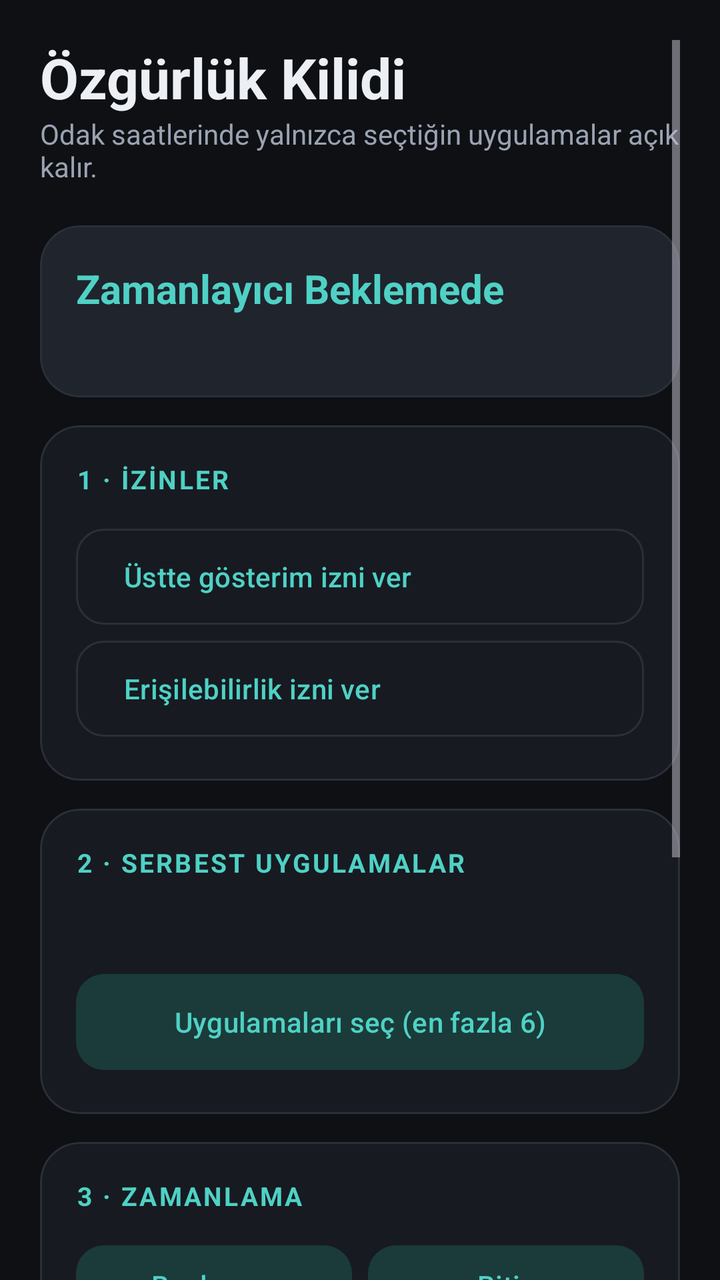
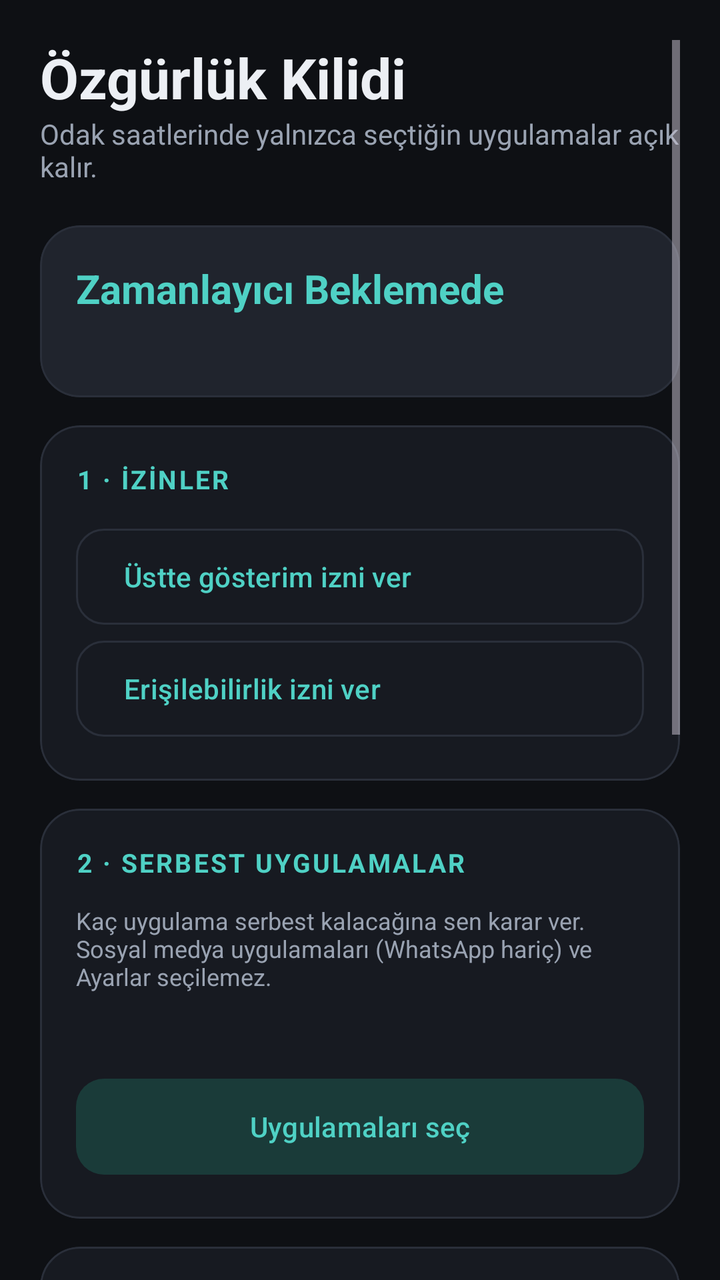

Two renders of the same Android screen: before a commit and after it. Below are the layout's source before the change and the commit's diff.
<!-- AndroidManifest.xml: application theme Theme.OzgurlukKilidi -->
<!-- res/layout/activity_main.xml -->
<?xml version="1.0" encoding="utf-8"?>
<FrameLayout xmlns:android="http://schemas.android.com/apk/res/android"
    xmlns:app="http://schemas.android.com/apk/res-auto"
    android:id="@+id/rootLayout"
    android:layout_width="match_parent"
    android:layout_height="match_parent"
    android:background="@color/bg">

    
    <ScrollView
        android:id="@+id/layoutSettings"
        android:layout_width="match_parent"
        android:layout_height="match_parent"
        android:clipToPadding="false"
        android:fillViewport="true"
        android:paddingHorizontal="20dp"
        android:paddingTop="20dp"
        android:paddingBottom="28dp">

        <LinearLayout
            android:layout_width="match_parent"
            android:layout_height="wrap_content"
            android:orientation="vertical">

            
            <TextView
                android:layout_width="wrap_content"
                android:layout_height="wrap_content"
                android:text="@string/app_name"
                android:textColor="@color/text_primary"
                android:textSize="28sp"
                android:textStyle="bold" />

            <TextView
                android:layout_width="wrap_content"
                android:layout_height="wrap_content"
                android:layout_marginBottom="20dp"
                android:text="Odak saatlerinde yalnızca seçtiğin uygulamalar açık kalır."
                android:textColor="@color/text_secondary"
                android:textSize="14sp" />

            
            <com.google.android.material.card.MaterialCardView
                android:id="@+id/cardStatus"
                style="@style/SettingsCard"
                app:cardBackgroundColor="@color/surface_high">

                <LinearLayout
                    android:layout_width="match_parent"
                    android:layout_height="wrap_content"
                    android:orientation="vertical">

                    <TextView
                        android:id="@+id/tvStatus"
                        android:layout_width="wrap_content"
                        android:layout_height="wrap_content"
                        android:text="Zamanlayıcı Beklemede"
                        android:textColor="@color/accent"
                        android:textSize="20sp"
                        android:textStyle="bold" />

                    <TextView
                        android:id="@+id/tvStatusDetail"
                        android:layout_width="wrap_content"
                        android:layout_height="wrap_content"
                        android:layout_marginTop="4dp"
                        android:textColor="@color/text_secondary"
                        android:textSize="14sp" />
                </LinearLayout>
            </com.google.android.material.card.MaterialCardView>

            
            <com.google.android.material.card.MaterialCardView style="@style/SettingsCard">

                <LinearLayout
                    android:layout_width="match_parent"
                    android:layout_height="wrap_content"
                    android:orientation="vertical">

                    <TextView
                        style="@style/SectionTitle"
                        android:text="1 · İZİNLER" />

                    <com.google.android.material.button.MaterialButton
                        android:id="@+id/btnOverlayPermission"
                        style="@style/Widget.Material3.Button.OutlinedButton"
                        android:layout_width="match_parent"
                        android:layout_height="56dp"
                        android:gravity="start|center_vertical"
                        android:text="Üstte gösterim izni ver"
                        android:textAllCaps="false"
                        app:cornerRadius="14dp" />

                    <com.google.android.material.button.MaterialButton
                        android:id="@+id/btnAccessibilityPermission"
                        style="@style/Widget.Material3.Button.OutlinedButton"
                        android:layout_width="match_parent"
                        android:layout_height="56dp"
                        android:gravity="start|center_vertical"
                        android:text="Erişilebilirlik izni ver"
                        android:textAllCaps="false"
                        app:cornerRadius="14dp" />
                </LinearLayout>
            </com.google.android.material.card.MaterialCardView>

            
            <com.google.android.material.card.MaterialCardView style="@style/SettingsCard">

                <LinearLayout
                    android:layout_width="match_parent"
                    android:layout_height="wrap_content"
                    android:orientation="vertical">

                    <TextView
                        style="@style/SectionTitle"
                        android:text="2 · SERBEST UYGULAMALAR" />

                    <TextView
                        android:id="@+id/tvSelectedApps"
                        android:layout_width="match_parent"
                        android:layout_height="wrap_content"
                        android:layout_marginBottom="12dp"
                        android:textColor="@color/text_primary"
                        android:textSize="14sp" />

                    <com.google.android.material.button.MaterialButton
                        android:id="@+id/btnSelectApps"
                        style="@style/Widget.Material3.Button.TonalButton"
                        android:layout_width="match_parent"
                        android:layout_height="56dp"
                        android:text="Uygulamaları seç (en fazla 6)"
                        android:textAllCaps="false"
                        app:cornerRadius="14dp" />
                </LinearLayout>
            </com.google.android.material.card.MaterialCardView>

            
            <com.google.android.material.card.MaterialCardView style="@style/SettingsCard">

                <LinearLayout
                    android:layout_width="match_parent"
                    android:layout_height="wrap_content"
                    android:orientation="vertical">

                    <TextView
                        style="@style/SectionTitle"
                        android:text="3 · ZAMANLAMA" />

                    <LinearLayout
                        android:layout_width="match_parent"
                        android:layout_height="wrap_content"
                        android:layout_marginBottom="12dp"
                        android:orientation="horizontal">

                        <com.google.android.material.button.MaterialButton
                            android:id="@+id/btnStartTime"
                            style="@style/Widget.Material3.Button.TonalButton"
                            android:layout_width="0dp"
                            android:layout_height="64dp"
                            android:layout_marginEnd="8dp"
                            android:layout_weight="1"
                            android:text="Başlangıç\n--:--"
                            android:textAllCaps="false"
                            app:cornerRadius="14dp" />

                        <com.google.android.material.button.MaterialButton
                            android:id="@+id/btnEndTime"
                            style="@style/Widget.Material3.Button.TonalButton"
                            android:layout_width="0dp"
                            android:layout_height="64dp"
                            android:layout_weight="1"
                            android:text="Bitiş\n--:--"
                            android:textAllCaps="false"
                            app:cornerRadius="14dp" />
                    </LinearLayout>

                    <LinearLayout
                        android:layout_width="match_parent"
                        android:layout_height="wrap_content"
                        android:orientation="horizontal">

                        <ToggleButton
                            android:id="@+id/btnMon"
                            style="@style/DayToggle"
                            android:textOff="Pzt"
                            android:textOn="Pzt" />

                        <ToggleButton
                            android:id="@+id/btnTue"
                            style="@style/DayToggle"
                            android:textOff="Sal"
                            android:textOn="Sal" />

                        <ToggleButton
                            android:id="@+id/btnWed"
                            style="@style/DayToggle"
                            android:textOff="Çar"
                            android:textOn="Çar" />

                        <ToggleButton
                            android:id="@+id/btnThu"
                            style="@style/DayToggle"
                            android:textOff="Per"
                            android:textOn="Per" />

                        <ToggleButton
                            android:id="@+id/btnFri"
                            style="@style/DayToggle"
                            android:textOff="Cum"
                            android:textOn="Cum" />

                        <ToggleButton
                            android:id="@+id/btnSat"
                            style="@style/DayToggle"
                            android:textOff="Cmt"
                            android:textOn="Cmt" />

                        <ToggleButton
                            android:id="@+id/btnSun"
                            style="@style/DayToggle"
                            android:textOff="Paz"
                            android:textOn="Paz" />
                    </LinearLayout>

                    <TextView
                        android:layout_width="wrap_content"
                        android:layout_height="wrap_content"
                        android:layout_marginTop="8dp"
                        android:text="Hiçbir gün seçilmezse kilit her gün çalışır."
                        android:textColor="@color/text_secondary"
                        android:textSize="12sp" />
                </LinearLayout>
            </com.google.android.material.card.MaterialCardView>

            <com.google.android.material.button.MaterialButton
                android:id="@+id/btnLock"
                style="@style/Widget.Material3.Button"
                android:layout_width="match_parent"
                android:layout_height="64dp"
                android:layout_marginTop="6dp"
                android:text="ZAMANLAYICIYI AKTİF ET"
                android:textSize="16sp"
                android:textStyle="bold"
                app:cornerRadius="18dp" />

            <com.google.android.material.button.MaterialButton
                android:id="@+id/btnChangePassword"
                style="@style/Widget.Material3.Button.TextButton"
                android:layout_width="wrap_content"
                android:layout_height="wrap_content"
                android:layout_gravity="center_horizontal"
                android:layout_marginTop="8dp"
                android:text="Kilit şifresini belirle"
                android:textAllCaps="false"
                android:textColor="@color/text_secondary" />
        </LinearLayout>
    </ScrollView>

    
    <ScrollView
        android:id="@+id/layoutLockContainer"
        android:layout_width="match_parent"
        android:layout_height="match_parent"
        android:clipToPadding="false"
        android:fillViewport="true"
        android:paddingHorizontal="20dp"
        android:paddingTop="24dp"
        android:paddingBottom="24dp"
        android:visibility="gone">

        <LinearLayout
            android:layout_width="match_parent"
            android:layout_height="wrap_content"
            android:gravity="center_horizontal"
            android:orientation="vertical">

            <TextView
                android:id="@+id/tvCountdownLabel"
                android:layout_width="wrap_content"
                android:layout_height="wrap_content"
                android:letterSpacing="0.08"
                android:text="ODAK MODU"
                android:textColor="@color/accent"
                android:textSize="13sp"
                android:textStyle="bold" />

            
            <LinearLayout
                android:layout_width="match_parent"
                android:layout_height="wrap_content"
                android:layout_marginTop="12dp"
                android:layout_marginBottom="16dp"
                android:background="@drawable/bg_countdown"
                android:gravity="center_horizontal"
                android:orientation="vertical"
                android:paddingHorizontal="24dp"
                android:paddingTop="22dp"
                android:paddingBottom="20dp">

                <TextView
                    android:id="@+id/tvCountdown"
                    android:layout_width="wrap_content"
                    android:layout_height="wrap_content"
                    android:fontFamily="monospace"
                    android:text="00:00:00"
                    android:textColor="@color/text_primary"
                    android:textSize="48sp"
                    android:textStyle="bold" />

                <com.google.android.material.progressindicator.LinearProgressIndicator
                    android:id="@+id/progressLock"
                    android:layout_width="match_parent"
                    android:layout_height="wrap_content"
                    android:layout_marginTop="14dp"
                    android:max="1000"
                    app:indicatorColor="@color/accent"
                    app:trackColor="@color/stroke"
                    app:trackCornerRadius="4dp"
                    app:trackThickness="6dp" />

                <TextView
                    android:id="@+id/tvLockEnds"
                    android:layout_width="wrap_content"
                    android:layout_height="wrap_content"
                    android:layout_marginTop="10dp"
                    android:textColor="@color/text_secondary"
                    android:textSize="13sp" />
            </LinearLayout>

            
            <TextView
                android:id="@+id/tvQuote"
                android:layout_width="match_parent"
                android:layout_height="wrap_content"
                android:layout_marginBottom="24dp"
                android:background="@drawable/bg_quote"
                android:clickable="true"
                android:focusable="true"
                android:gravity="center"
                android:lineSpacingExtra="4dp"
                android:padding="20dp"
                android:textColor="@color/text_primary"
                android:textSize="16sp"
                android:textStyle="italic" />

            <TextView
                android:layout_width="match_parent"
                android:layout_height="wrap_content"
                android:layout_marginBottom="12dp"
                android:letterSpacing="0.08"
                android:text="SERBEST UYGULAMALAR"
                android:textColor="@color/text_secondary"
                android:textSize="12sp"
                android:textStyle="bold" />

            
            <GridView
                android:id="@+id/gvAllowedApps"
                android:layout_width="match_parent"
                android:layout_height="230dp"
                android:layout_marginBottom="16dp"
                android:horizontalSpacing="12dp"
                android:listSelector="@android:color/transparent"
                android:numColumns="3"
                android:overScrollMode="never"
                android:stretchMode="columnWidth"
                android:verticalSpacing="12dp" />

            <TextView
                android:id="@+id/tvNoApps"
                android:layout_width="match_parent"
                android:layout_height="wrap_content"
                android:layout_marginBottom="16dp"
                android:gravity="center"
                android:text="Serbest uygulama seçilmedi. Şimdilik sadece odaklan!"
                android:textColor="@color/text_secondary"
                android:textSize="14sp"
                android:visibility="gone" />

            <com.google.android.material.button.MaterialButton
                android:id="@+id/btnUnlock"
                style="@style/Widget.Material3.Button.TextButton"
                android:layout_width="wrap_content"
                android:layout_height="wrap_content"
                android:text="Zamanlayıcıyı durdur"
                android:textAllCaps="false"
                android:textColor="@color/text_secondary"
                android:textSize="13sp" />
        </LinearLayout>
    </ScrollView>

</FrameLayout>
<!-- resources referenced by this layout -->
<resources>
  <color name="accent">#4FD1C5</color>
  <color name="bg">#0E1014</color>
  <color name="stroke">#2A2F3A</color>
  <color name="surface_high">#20242D</color>
  <color name="text_primary">#ECEFF4</color>
  <color name="text_secondary">#9AA3B2</color>
  <!-- drawable bg_countdown (drawable) -->
  <?xml version="1.0" encoding="utf-8"?>
  <shape xmlns:android="http://schemas.android.com/apk/res/android" android:shape="rectangle">
      <gradient
          android:angle="270"
          android:endColor="@color/surface"
          android:startColor="@color/surface_high" />
      <stroke android:width="1dp" android:color="@color/stroke" />
      <corners android:radius="24dp" />
  </shape>
  <!-- drawable bg_quote (drawable) -->
  <?xml version="1.0" encoding="utf-8"?>
  <ripple xmlns:android="http://schemas.android.com/apk/res/android"
      android:color="#334FD1C5">
      <item>
          <shape android:shape="rectangle">
              <solid android:color="@color/accent_soft" />
              <corners android:radius="20dp" />
          </shape>
      </item>
  </ripple>
  <string name="app_name">Özgürlük Kilidi</string>
  <style name="DayToggle">
          <item name="android:layout_width">0dp</item>
          <item name="android:layout_height">44dp</item>
          <item name="android:layout_weight">1</item>
          <item name="android:layout_margin">3dp</item>
          <item name="android:minWidth">0dp</item>
          <item name="android:minHeight">0dp</item>
          <item name="android:padding">0dp</item>
          <item name="android:background">@drawable/bg_day_toggle</item>
          <item name="android:textColor">@color/day_toggle_text</item>
          <item name="android:textSize">12sp</item>
          <item name="android:textStyle">bold</item>
          <item name="android:textAllCaps">false</item>
          <item name="android:stateListAnimator">@null</item>
      </style>
  <style name="SectionTitle">
          <item name="android:layout_width">wrap_content</item>
          <item name="android:layout_height">wrap_content</item>
          <item name="android:layout_marginBottom">12dp</item>
          <item name="android:textColor">@color/accent</item>
          <item name="android:textSize">13sp</item>
          <item name="android:textStyle">bold</item>
          <item name="android:letterSpacing">0.08</item>
      </style>
  <style name="SettingsCard" parent="Widget.Material3.CardView.Filled">
          <item name="android:layout_width">match_parent</item>
          <item name="android:layout_height">wrap_content</item>
          <item name="android:layout_marginBottom">14dp</item>
          <item name="cardBackgroundColor">@color/surface</item>
          <item name="cardCornerRadius">20dp</item>
          <item name="cardElevation">0dp</item>
          <item name="strokeColor">@color/stroke</item>
          <item name="strokeWidth">1dp</item>
          <item name="contentPadding">18dp</item>
      </style>
  <color name="surface">#171A21</color>
  <color name="accent_soft">#1A3B39</color>
  <!-- drawable bg_day_toggle (drawable) -->
  <?xml version="1.0" encoding="utf-8"?>
  <selector xmlns:android="http://schemas.android.com/apk/res/android">
      <item android:state_checked="true">
          <shape android:shape="rectangle">
              <solid android:color="@color/accent" />
              <corners android:radius="12dp" />
          </shape>
      </item>
      <item>
          <shape android:shape="rectangle">
              <solid android:color="@color/surface_high" />
              <stroke android:width="1dp" android:color="@color/stroke" />
              <corners android:radius="12dp" />
          </shape>
      </item>
  </selector>
  <color name="on_accent">#06201D</color>
  <color name="danger">#FF6B6B</color>
  <!-- unchanged entries left out for length: 1 -->
</resources>

<!-- the commit's change to res/layout/activity_main.xml (unified diff, before → after) -->
@@ -116,6 +116,14 @@
                         android:text="2 · SERBEST UYGULAMALAR" />
 
                     <TextView
+                        android:layout_width="match_parent"
+                        android:layout_height="wrap_content"
+                        android:layout_marginBottom="8dp"
+                        android:text="Kaç uygulama serbest kalacağına sen karar ver. Sosyal medya uygulamaları (WhatsApp hariç) ve Ayarlar seçilemez."
+                        android:textColor="@color/text_secondary"
+                        android:textSize="12sp" />
+
+                    <TextView
                         android:id="@+id/tvSelectedApps"
                         android:layout_width="match_parent"
                         android:layout_height="wrap_content"
@@ -128,7 +136,7 @@
                         style="@style/Widget.Material3.Button.TonalButton"
                         android:layout_width="match_parent"
                         android:layout_height="56dp"
-                        android:text="Uygulamaları seç (en fazla 6)"
+                        android:text="Uygulamaları seç"
                         android:textAllCaps="false"
                         app:cornerRadius="14dp" />
                 </LinearLayout>
@@ -226,9 +234,111 @@
                         android:layout_width="wrap_content"
                         android:layout_height="wrap_content"
                         android:layout_marginTop="8dp"
-                        android:text="Hiçbir gün seçilmezse kilit her gün çalışır."
+                        android:text="Saat aralığı ve en az bir gün seçmek zorunludur."
                         android:textColor="@color/text_secondary"
                         android:textSize="12sp" />
+                </LinearLayout>
+            </com.google.android.material.card.MaterialCardView>
+
+            
+            <com.google.android.material.card.MaterialCardView style="@style/SettingsCard">
+
+                <LinearLayout
+                    android:layout_width="match_parent"
+                    android:layout_height="wrap_content"
+                    android:orientation="vertical">
+
+                    <TextView
+                        style="@style/SectionTitle"
+                        android:text="4 · TAKVİM (İSTEĞE BAĞLI)" />
+
+                    <TextView
+                        android:layout_width="match_parent"
+                        android:layout_height="wrap_content"
+                        android:layout_marginBottom="10dp"
+                        android:text="Seçtiğin tarihlerde zamanlayıcı hiçbir şekilde kapatılamaz."
+                        android:textColor="@color/text_secondary"
+                        android:textSize="12sp" />
+
+                    <com.google.android.material.button.MaterialButtonToggleGroup
+                        android:id="@+id/groupCommitMode"
+                        android:layout_width="match_parent"
+                        android:layout_height="wrap_content"
+                        app:checkedButton="@+id/btnModeNone"
+                        app:selectionRequired="true"
+                        app:singleSelection="true">
+
+                        <com.google.android.material.button.MaterialButton
+                            android:id="@+id/btnModeNone"
+                            style="@style/Widget.Material3.Button.OutlinedButton"
+                            android:layout_width="0dp"
+                            android:layout_height="wrap_content"
+                            android:layout_weight="1"
+                            android:paddingHorizontal="4dp"
+                            android:text="Yok"
+                            android:textAllCaps="false"
+                            android:textSize="12sp" />
+
+                        <com.google.android.material.button.MaterialButton
+                            android:id="@+id/btnModeUntil"
+                            style="@style/Widget.Material3.Button.OutlinedButton"
+                            android:layout_width="0dp"
+                            android:layout_height="wrap_content"
+                            android:layout_weight="1"
+                            android:paddingHorizontal="4dp"
+                            android:text="Şu güne kadar"
+                            android:textAllCaps="false"
+                            android:textSize="12sp" />
+
+                        <com.google.android.material.button.MaterialButton
+                            android:id="@+id/btnModeDates"
+                            style="@style/Widget.Material3.Button.OutlinedButton"
+                            android:layout_width="0dp"
+                            android:layout_height="wrap_content"
+                            android:layout_weight="1"
+                            android:paddingHorizontal="4dp"
+                            android:text="Şu günlerde"
+                            android:textAllCaps="false"
+                            android:textSize="12sp" />
+                    </com.google.android.material.button.MaterialButtonToggleGroup>
+
+                    <com.google.android.material.button.MaterialButton
+                        android:id="@+id/btnPickUntil"
+                        style="@style/Widget.Material3.Button.TonalButton"
+                        android:layout_width="match_parent"
+                        android:layout_height="56dp"
+                        android:layout_marginTop="12dp"
+                        android:text="Tarih seç"
+                        android:textAllCaps="false"
+                        android:visibility="gone"
+                        app:cornerRadius="14dp" />
+
+                    <com.google.android.material.button.MaterialButton
+                        android:id="@+id/btnAddDate"
+                        style="@style/Widget.Material3.Button.TonalButton"
+                        android:layout_width="match_parent"
+                        android:layout_height="56dp"
+                        android:layout_marginTop="12dp"
+                        android:text="+ Gün ekle"
+                        android:textAllCaps="false"
+                        android:visibility="gone"
+                        app:cornerRadius="14dp" />
+
+                    <com.google.android.material.chip.ChipGroup
+                        android:id="@+id/chipDates"
+                        android:layout_width="match_parent"
+                        android:layout_height="wrap_content"
+                        android:layout_marginTop="8dp"
+                        android:visibility="gone" />
+
+                    <TextView
+                        android:id="@+id/tvCommitInfo"
+                        android:layout_width="match_parent"
+                        android:layout_height="wrap_content"
+                        android:layout_marginTop="8dp"
+                        android:textColor="@color/warning"
+                        android:textSize="13sp"
+                        android:visibility="gone" />
                 </LinearLayout>
             </com.google.android.material.card.MaterialCardView>
 
@@ -243,16 +353,6 @@
                 android:textStyle="bold"
                 app:cornerRadius="18dp" />
 
-            <com.google.android.material.button.MaterialButton
-                android:id="@+id/btnChangePassword"
-                style="@style/Widget.Material3.Button.TextButton"
-                android:layout_width="wrap_content"
-                android:layout_height="wrap_content"
-                android:layout_gravity="center_horizontal"
-                android:layout_marginTop="8dp"
-                android:text="Kilit şifresini belirle"
-                android:textAllCaps="false"
-                android:textColor="@color/text_secondary" />
         </LinearLayout>
     </ScrollView>
 
@@ -354,17 +454,12 @@
                 android:textStyle="bold" />
 
             
-            <GridView
-                android:id="@+id/gvAllowedApps"
-                android:layout_width="match_parent"
-                android:layout_height="230dp"
+            <LinearLayout
+                android:id="@+id/layoutAllowedApps"
+                android:layout_width="match_parent"
+                android:layout_height="wrap_content"
                 android:layout_marginBottom="16dp"
-                android:horizontalSpacing="12dp"
-                android:listSelector="@android:color/transparent"
-                android:numColumns="3"
-                android:overScrollMode="never"
-                android:stretchMode="columnWidth"
-                android:verticalSpacing="12dp" />
+                android:orientation="vertical" />
 
             <TextView
                 android:id="@+id/tvNoApps"
@@ -377,6 +472,16 @@
                 android:textSize="14sp"
                 android:visibility="gone" />
 
+            <TextView
+                android:id="@+id/tvLockCommit"
+                android:layout_width="match_parent"
+                android:layout_height="wrap_content"
+                android:layout_marginBottom="8dp"
+                android:gravity="center"
+                android:textColor="@color/warning"
+                android:textSize="13sp"
+                android:visibility="gone" />
+
             <com.google.android.material.button.MaterialButton
                 android:id="@+id/btnUnlock"
                 style="@style/Widget.Material3.Button.TextButton"
<!-- resource entries referenced after the edit -->
@@ -6,6 +6,7 @@
   <color name="surface_high">#20242D</color>
   <color name="text_primary">#ECEFF4</color>
   <color name="text_secondary">#9AA3B2</color>
+  <color name="warning">#FFB74D</color>
   <!-- drawable bg_countdown (drawable) -->
   <?xml version="1.0" encoding="utf-8"?>
   <shape xmlns:android="http://schemas.android.com/apk/res/android" android:shape="rectangle">
